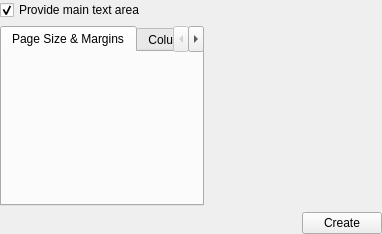
Before: the Qt Designer form kword/part/dialogs/KWStartupWidget.ui in KDE/koffice, drawn with Qt 5.
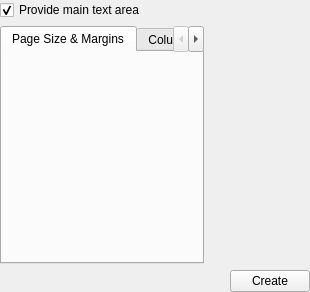
After: the same form once the commit is applied.

Commit message: Allow users to edit the header/footers from the startup widget

Patch:
```diff
--- a/kword/part/dialogs/KWStartupWidget.ui
+++ b/kword/part/dialogs/KWStartupWidget.ui
@@ -1,12 +1,12 @@
 <ui version="4.0" >
  <class>KWStartupWidget</class>
- <widget class="QWidget" name="KWStartupWidget" >
-  <property name="geometry" >
+ <widget class="QWidget" name="KWStartupWidget">
+  <property name="geometry">
    <rect>
     <x>0</x>
     <y>0</y>
-    <width>382</width>
-    <height>234</height>
+    <width>310</width>
+    <height>292</height>
    </rect>
   </property>
   <layout class="QGridLayout" >
@@ -51,6 +51,11 @@
        <string>Columns</string>
       </attribute>
      </widget>
+     <widget class="QWidget" name="headerFooter">
+      <attribute name="title">
+       <string>Header/Footer</string>
+      </attribute>
+     </widget>
     </widget>
    </item>
    <item row="1" column="1" >
@@ -107,9 +112,9 @@
    </item>
   </layout>
  </widget>
- <layoutdefault spacing="6" margin="11" />
- <layoutfunction spacing="KDialog::spacingHint" margin="KDialog::marginHint" />
-  <tabstops>
+ <layoutdefault spacing="6" margin="11"/>
+ <layoutfunction spacing="KDialog::spacingHint" margin="KDialog::marginHint"/>
+ <tabstops>
   <tabstop>mainText</tabstop>
   <tabstop>tabs</tabstop>
   <tabstop>createButton</tabstop>
```
Left out of the diff: 80 changed lines with no effect on the pictures. The commit also changes 2 other files.
